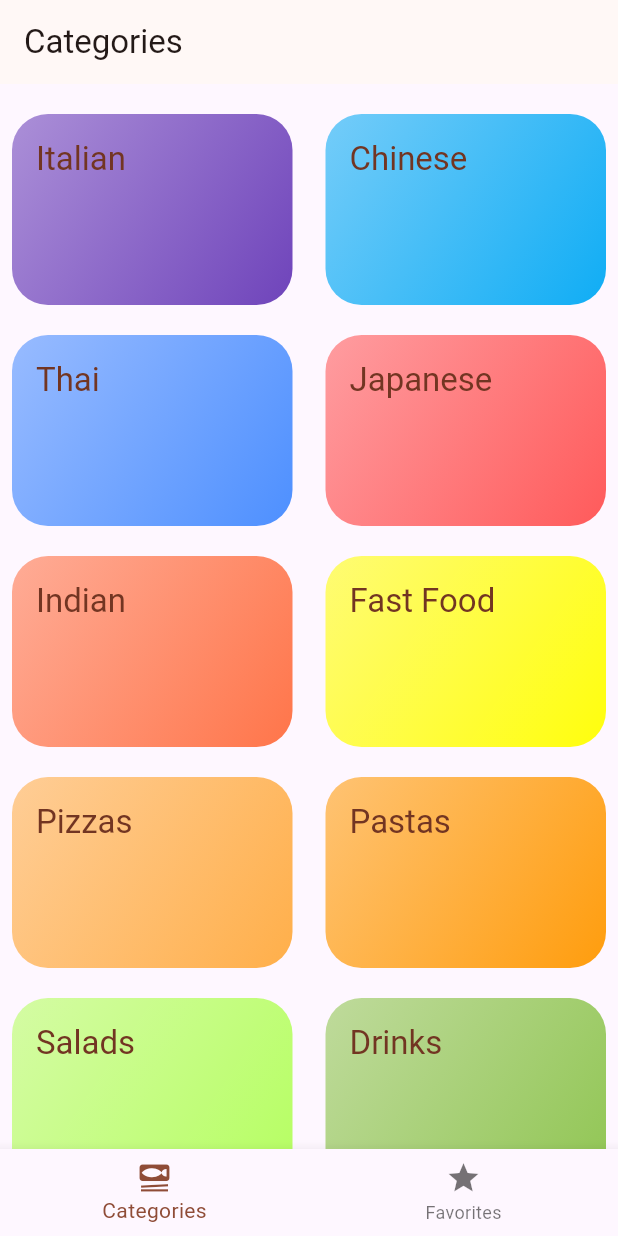
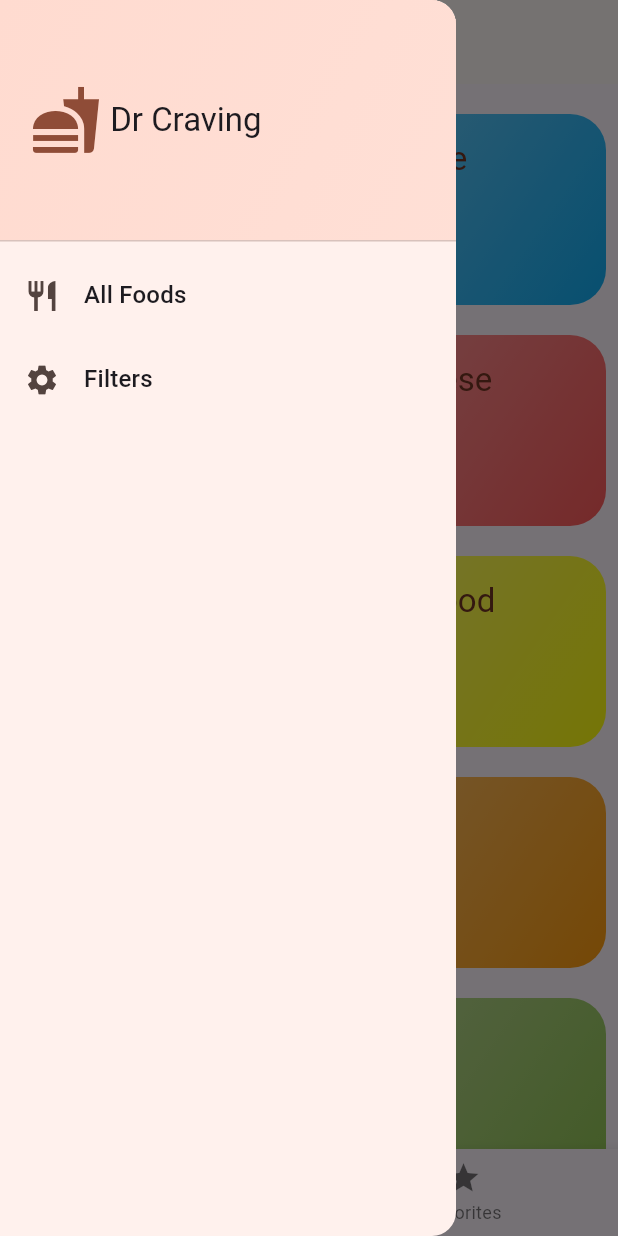
Before and after one commit to Iftikhar-Shams-Niloy/flutter_doctor_craving, a Flutter app: the screen it shows after launch, with the side drawer open (before the commit the screen has no drawer), on a phone screen of 412 x 824 dp. Run offline on Flutter 3.47's test engine with Material 3 defaults, Android fonts, the phone set to English and light mode, and no system bars; our stand-ins replace transparent_image.

Commit message:
Drawer added and decorated

```diff
--- a/lib/screens/food_details_screen.dart
+++ b/lib/screens/food_details_screen.dart
@@ -47,16 +47,20 @@ class FoodDetailsScreen extends StatelessWidget {
             const SizedBox(
               height: 8,
             ),
+            // <-- Ingredients List Here --> //
             for (final ingredient in food.ingredients)
-              Text(
-                ingredient,
-                textAlign: TextAlign.center,
-                style: Theme.of(context).textTheme.bodyMedium!.copyWith(),
+              Padding(
+                padding: const EdgeInsets.symmetric(vertical: 2.0),
+                child: Text(
+                  ingredient,
+                  textAlign: TextAlign.center,
+                  style: Theme.of(context).textTheme.bodyMedium!.copyWith(),
+                ),
               ),
-
             const SizedBox(
               height: 16,
             ),
+            // <-- Steps Here -->
             Text(
               "Steps",
               style: Theme.of(context).textTheme.titleLarge!.copyWith(
@@ -71,7 +75,7 @@ class FoodDetailsScreen extends StatelessWidget {
               Padding(
                 padding: const EdgeInsets.symmetric(
                   horizontal: 8,
-                  vertical: 4,
+                  vertical: 2,
                 ),
                 child: Text(
                   step,
--- a/lib/screens/tabs_screen.dart
+++ b/lib/screens/tabs_screen.dart
@@ -2,6 +2,7 @@ import 'package:flutter/material.dart';
 import 'package:flutter_doctor_craving/models/food.dart';
 import 'package:flutter_doctor_craving/screens/food_categories_screen.dart';
 import 'package:flutter_doctor_craving/screens/foods_screen.dart';
+import 'package:flutter_doctor_craving/widgets/main_drawer.dart';
 
 class TabsScreen extends StatefulWidget {
   const TabsScreen({super.key});
@@ -63,6 +64,7 @@ class _TabsScreenState extends State<TabsScreen> {
       appBar: AppBar(
         title: Text(activePageTitle),
       ),
+      drawer: const MainDrawer(),
       body: activePage,
       bottomNavigationBar: BottomNavigationBar(
         onTap: _selectPage,
--- /dev/null
+++ b/lib/widgets/main_drawer.dart
@@ -0,0 +1,70 @@
+import 'package:flutter/material.dart';
+
+class MainDrawer extends StatelessWidget {
+  const MainDrawer({super.key});
+
+  @override
+  Widget build(BuildContext context) {
+    return Drawer(
+      child: Column(
+        children: [
+          DrawerHeader(
+            padding: const EdgeInsets.all(20),
+            decoration: BoxDecoration(
+              gradient: LinearGradient(
+                colors: [
+                  Theme.of(context).colorScheme.primaryContainer,
+                  Theme.of(
+                    context,
+                  ).colorScheme.primaryContainer.withValues(alpha: 0.8),
+                ],
+                begin: Alignment.topLeft,
+                end: Alignment.bottomRight,
+              ),
+            ),
+            child: Row(
+              children: [
+                Icon(
+                  Icons.fastfood,
+                  size: 48,
+                  color: Theme.of(context).colorScheme.primary,
+                ),
+                const SizedBox(),
+                Text(
+                  " Dr Craving ",
+                  style: Theme.of(context).textTheme.titleLarge!
+                    ..copyWith(
+                      color: Theme.of(context).colorScheme.primary,
+                      fontWeight: FontWeight.w900,
+                    ),
+                ),
+              ],
+            ),
+          ),
+          ListTile(
+            leading: Icon(
+              Icons.restaurant,
+              size: 24,
+            ),
+            title: Text(
+              "All Foods",
+              style: Theme.of(context).textTheme.titleMedium!,
+            ),
+            onTap: () {},
+          ),
+          ListTile(
+            leading: Icon(
+              Icons.settings,
+              size: 24,
+            ),
+            title: Text(
+              "Filters",
+              style: Theme.of(context).textTheme.titleMedium!,
+            ),
+            onTap: () {},
+          ),
+        ],
+      ),
+    );
+  }
+}
```
